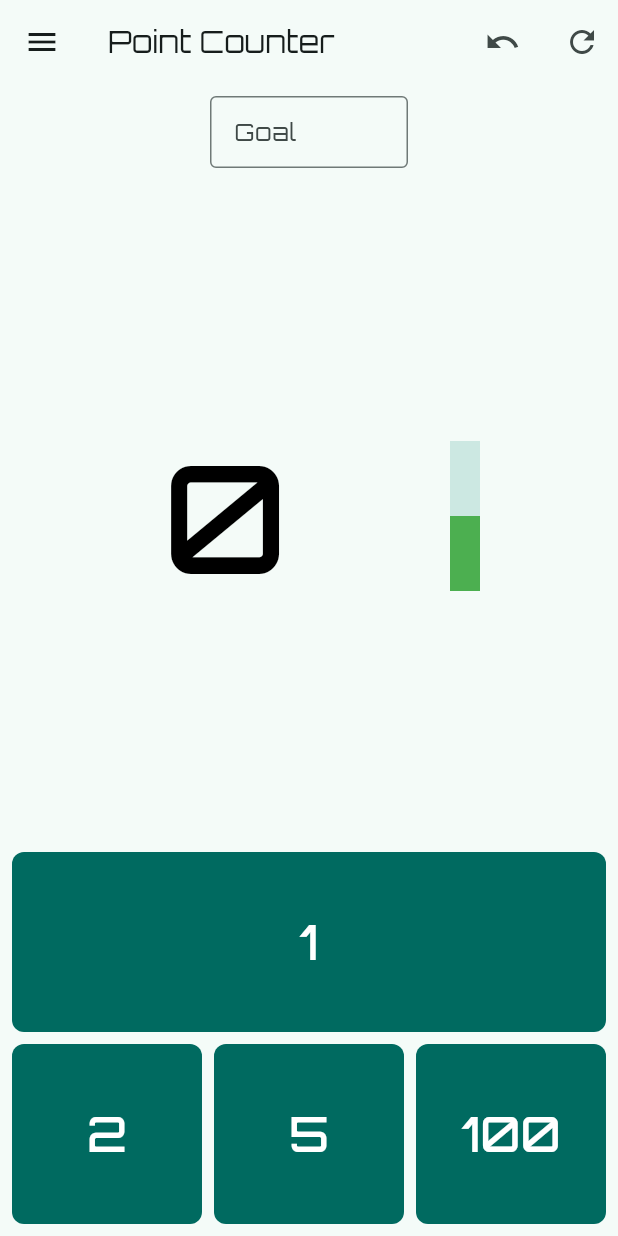
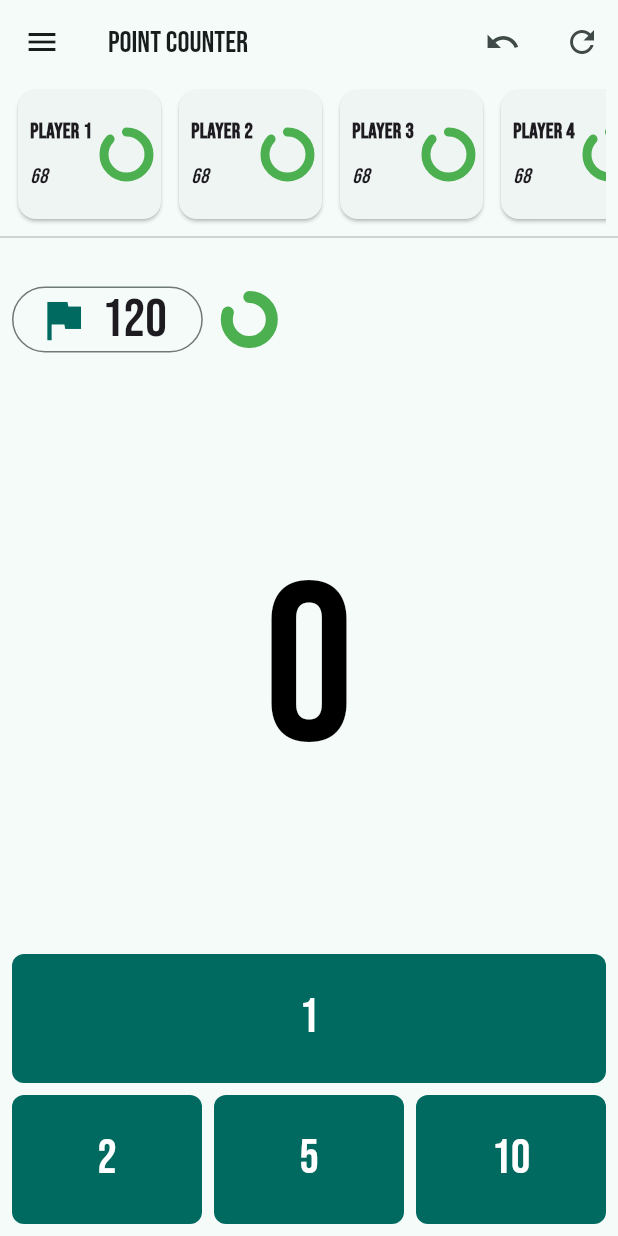
Before and after one commit to Wolgamonox/point-counter, a Flutter app: the screen it shows after launch, on a phone screen of 412 x 824 dp. Run offline on Flutter 3.47's test engine with Material 3 defaults, Android fonts, the phone set to English and light mode, and no system bars; our stand-ins replace google_fonts.

Commit message:
continued ui redesign

```diff
--- a/lib/main.dart
+++ b/lib/main.dart
@@ -1,7 +1,9 @@
 import 'dart:collection';
+import 'dart:ui';
 
+import 'package:flutter/cupertino.dart';
 import 'package:flutter/material.dart';
-import 'package:flutter/services.dart';
+import 'package:flutter/painting.dart';
 
 import 'package:google_fonts/google_fonts.dart';
 
@@ -26,7 +28,7 @@ class MyApp extends StatelessWidget {
           seedColor: Colors.teal,
           brightness: Brightness.light,
         ),
-        textTheme: GoogleFonts.orbitronTextTheme(),
+        textTheme: GoogleFonts.bebasNeueTextTheme(),
       ),
       home: const HomePage(title: 'Point Counter'),
     );
@@ -83,9 +85,10 @@ class _HomePageState extends State<HomePage>
     });
   }
 
-
   @override
   Widget build(BuildContext context) {
+    final ScrollController scrollController = ScrollController();
+
     return Scaffold(
       appBar: AppBar(
         leading: IconButton(
@@ -111,58 +114,112 @@ class _HomePageState extends State<HomePage>
           ),
         ],
       ),
-      body: Center(
+      body: SafeArea(
         child: Column(
           mainAxisAlignment: MainAxisAlignment.start,
           children: <Widget>[
             Expanded(
-              flex: 1,
-              child: Container(
-                alignment: Alignment.centerLeft,
+              flex: 2,
+              child: ScrollConfiguration(
+                behavior:
+                    ScrollConfiguration.of(context).copyWith(dragDevices: {
+                  PointerDeviceKind.touch,
+                  PointerDeviceKind.mouse,
+                }),
+                child: Padding(
+                  padding: const EdgeInsets.symmetric(horizontal: 8.0),
+                  child: ListView.separated(
+                    controller: scrollController,
+                    scrollDirection: Axis.horizontal,
+                    itemBuilder: (BuildContext context, int index) {
+                      return Card(
+                        child: Padding(
                           padding: const EdgeInsets.all(8.0),
-                width: 148.0,
-                child: const TextField(
-                  keyboardType: TextInputType.number,
-                  decoration: InputDecoration(
-                    labelText: "Goal",
-                    border: OutlineInputBorder(),
+                          child: Row(
+                            mainAxisAlignment: MainAxisAlignment.spaceEvenly,
+                            children: [
+                              Column(
+                                crossAxisAlignment: CrossAxisAlignment.start,
+                                mainAxisAlignment:
+                                    MainAxisAlignment.spaceEvenly,
+                                children: [
+                                  Text(
+                                    "Player ${index + 1}",
+                                    style: const TextStyle(fontWeight: FontWeight.bold),
+                                  ),
+                                  const Text(
+                                    "68",
+                                    style:
+                                        TextStyle(fontStyle: FontStyle.italic),
+                                  ),
+                                ],
+                              ),
+                              const SizedBox(width: 8.0),
+                              const SizedBox.square(
+                                dimension: 30.0,
+                                child: CircularProgressIndicator(
+                                  color: Colors.green,
+                                  value: 0.87,
+                                  strokeWidth: 6.0,
+                                  strokeCap: StrokeCap.round,
+                                ),
+                              )
+                            ],
+                          ),
+                        ),
+                      );
+                    },
+                    separatorBuilder: (BuildContext context, int index) =>
+                        const SizedBox(
+                      width: 4.0,
+                    ),
+                    itemCount: 9,
                   ),
                 ),
               ),
             ),
+            const Divider(),
             Expanded(
-              flex: 7,
-              child: Center(
+              flex: 2,
               child: Row(
                 mainAxisAlignment: MainAxisAlignment.start,
                 children: [
-                    Container(),
-                    SizedBox(
-                      width: 300.0,
-                      child: TextButton(
+                  Padding(
+                    padding: const EdgeInsets.all(8.0),
+                    child: OutlinedButton.icon(
                       onPressed: () {},
+                      label: Text(
+                        "120",
+                        style: Theme.of(context).textTheme.displaySmall,
+                      ),
+                      icon: const Icon(
+                        Icons.flag,
+                        size: 36.0,
+                      ),
+                    ),
+                  ),
+                  const SizedBox(width: 8.0),
+                  const SizedBox.square(
+                    dimension: 30.0,
+                    child: CircularProgressIndicator(
+                      color: Colors.green,
+                      value: 0.80,
+                      strokeCap: StrokeCap.round,
+                      strokeWidth: 8.0,
+                    ),
+                  ),
+                ],
+              ),
+            ),
+            Expanded(
+              flex: 8,
+              child: Center(
                 child: Text(
                   '$_counter',
                   style: const TextStyle(
-                            fontSize: 100.0,
+                    fontSize: 150.0,
                     color: Colors.black,
                   ),
-                        ),
-                      ),
-                    ),
-                    Container(
-                      alignment: Alignment.centerRight,
-                      height: 100.0,
-                      child: const RotatedBox(
-                        quarterTurns: -1,
-                        child: LinearProgressIndicator(
-                          color: Colors.green,
-                          value: 0.5,
-                          minHeight: 20,
-                        ),
-                      ),
-                    ),
-                  ],
                 ),
               ),
             ),
@@ -193,7 +250,7 @@ class _HomePageState extends State<HomePage>
                     const SizedBox(width: 8.0),
                     SimpleAddButton(number: 5, addFunc: _addToCounter),
                     const SizedBox(width: 8.0),
-                    SimpleAddButton(number: 100, addFunc: _addToCounter),
+                    SimpleAddButton(number: 10, addFunc: _addToCounter),
                   ],
                 ),
               ),
```
Also changed, not shown: assets/google_fonts/BebasNeue-Regular.ttf (added), assets/google_fonts/Economica-Bold.ttf (added), assets/google_fonts/Economica-Regular.ttf (added), assets/google_fonts/LilitaOne-Regular.ttf (added), assets/images/icon.png (deleted). Lines whose indentation alone changed are shown as unchanged.
